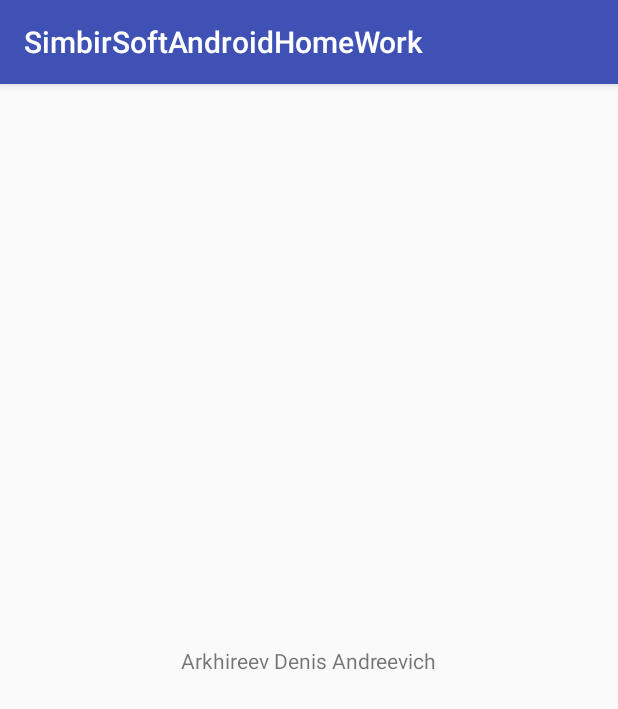
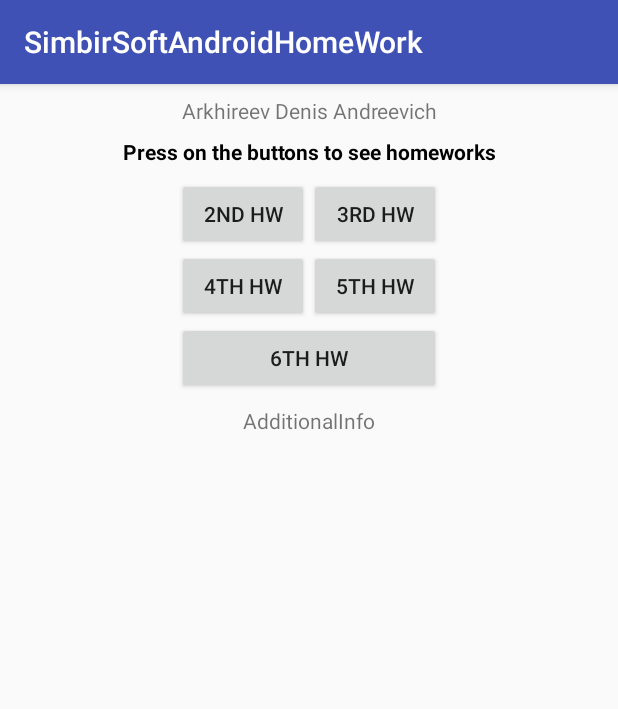
Before and after one commit to befirst/SimbirsoftAndroidHomework, an Android app: the screen it shows after launch (MainActivity), on a phone screen of 412 x 824 dp. Shown: the top 709 px of the screen. Run offline under Robolectric (Android 15) with nearby library versions, the phone set to English and light mode, and no system bars.

Commit message:
Added empty buttons with clickListeners for each homework, added activity for 2nd homework

```diff
--- a/SimbirSoftAndroidHomeWork/app/src/main/AndroidManifest.xml
+++ b/SimbirSoftAndroidHomeWork/app/src/main/AndroidManifest.xml
@@ -12,10 +12,10 @@
         <activity android:name=".MainActivity">
             <intent-filter>
                 <action android:name="android.intent.action.MAIN" />
-
                 <category android:name="android.intent.category.LAUNCHER" />
             </intent-filter>
         </activity>
+        <activity android:name=".TheSecondHomeWork" android:label="@string/second_homework"></activity>
     </application>
 
 </manifest>
--- a/SimbirSoftAndroidHomeWork/app/src/main/java/com/no_fate/simbirsoftandroidhomework/MainActivity.java
+++ b/SimbirSoftAndroidHomeWork/app/src/main/java/com/no_fate/simbirsoftandroidhomework/MainActivity.java
@@ -1,13 +1,56 @@
 package com.no_fate.simbirsoftandroidhomework;
 
+import android.content.Intent;
+import android.content.res.Resources;
 import android.support.v7.app.AppCompatActivity;
 import android.os.Bundle;
+import android.view.View;
+import android.widget.Button;
+import android.widget.TextView;
 
-public class MainActivity extends AppCompatActivity {
+public class MainActivity extends AppCompatActivity implements View.OnClickListener {
+
+    TextView tAdditionalInfo;
+    Button[] buttonsArray;
+    Intent intentChangeActivity;
 
     @Override
     protected void onCreate(Bundle savedInstanceState) {
         super.onCreate(savedInstanceState);
         setContentView(R.layout.activity_main);
+        tAdditionalInfo = (TextView) findViewById(R.id.tAdditionalInfo);
+        buttonsArray = new Button[]{
+                (Button) findViewById(R.id.bTheSixthHWActivityOpen),
+                (Button) findViewById(R.id.bTheFifthHWActivityOpen),
+                (Button) findViewById(R.id.bTheFourthHWActivityOpen),
+                (Button) findViewById(R.id.bTheThirdHWActivityOpen),
+                (Button) findViewById(R.id.bTheSecondHWActivityOpen),
+        };
+        for (Button i: buttonsArray) {
+            i.setOnClickListener(this);
+        }
+    }
+
+    @Override
+    public void onClick(View v) {
+        Resources res = getResources();
+        switch (v.getId()) {
+            case R.id.bTheSixthHWActivityOpen:
+                tAdditionalInfo.setText(res.getString(R.string.empty_activity, "6"));
+                break;
+            case R.id.bTheFifthHWActivityOpen:
+                tAdditionalInfo.setText(res.getString(R.string.empty_activity, "5"));
+                break;
+            case R.id.bTheFourthHWActivityOpen:
+                tAdditionalInfo.setText(res.getString(R.string.empty_activity, "4"));
+                break;
+            case R.id.bTheThirdHWActivityOpen:
+                tAdditionalInfo.setText(res.getString(R.string.empty_activity, "3"));
+                break;
+            case R.id.bTheSecondHWActivityOpen:
+                intentChangeActivity = new Intent(MainActivity.this, TheSecondHomeWork.class);
+                startActivity(intentChangeActivity);
+                break;
+        }
     }
 }
--- /dev/null
+++ b/SimbirSoftAndroidHomeWork/app/src/main/java/com/no_fate/simbirsoftandroidhomework/TheSecondHomeWork.java
@@ -0,0 +1,22 @@
+package com.no_fate.simbirsoftandroidhomework;
+
+import android.support.v7.app.AppCompatActivity;
+import android.os.Bundle;
+
+public class TheSecondHomeWork extends AppCompatActivity {
+
+    @Override
+    protected void onCreate(Bundle savedInstanceState) {
+        super.onCreate(savedInstanceState);
+        setContentView(R.layout.activity_the_second_home_work);
+        if (getSupportActionBar() != null) {
+            getSupportActionBar().setDisplayHomeAsUpEnabled(true);
+        }
+    }
+
+    @Override
+    public boolean onSupportNavigateUp(){
+        finish();
+        return true;
+    }
+}
--- a/SimbirSoftAndroidHomeWork/app/src/main/res/layout/activity_main.xml
+++ b/SimbirSoftAndroidHomeWork/app/src/main/res/layout/activity_main.xml
@@ -4,15 +4,93 @@
     xmlns:tools="http://schemas.android.com/tools"
     android:layout_width="match_parent"
     android:layout_height="match_parent"
-    tools:context="com.no_fate.simbirsoftandroidhomework.MainActivity">
+    tools:context="com.no_fate.simbirsoftandroidhomework.MainActivity"
+    tools:layout_editor_absoluteY="81dp"
+    tools:layout_editor_absoluteX="0dp">
 
     <TextView
+        android:id="@+id/tHelp"
         android:layout_width="wrap_content"
         android:layout_height="wrap_content"
+        android:layout_marginLeft="8dp"
+        android:layout_marginRight="8dp"
+        android:layout_marginTop="8dp"
+        android:text="@string/help"
+        android:textAlignment="center"
+        android:textColor="@android:color/black"
+        android:textStyle="bold"
+        app:layout_constraintLeft_toLeftOf="parent"
+        app:layout_constraintRight_toRightOf="parent"
+        app:layout_constraintTop_toBottomOf="@+id/tFio" />
+
+    <TextView
+        android:id="@+id/tFio"
+        android:layout_width="wrap_content"
+        android:layout_height="wrap_content"
+        android:layout_marginTop="8dp"
         android:text="@string/my_fio"
-        app:layout_constraintBottom_toBottomOf="parent"
+        android:textAlignment="center"
         app:layout_constraintLeft_toLeftOf="parent"
         app:layout_constraintRight_toRightOf="parent"
         app:layout_constraintTop_toTopOf="parent" />
 
+    <GridLayout
+        android:layout_width="wrap_content"
+        android:layout_height="wrap_content"
+        app:layout_constraintLeft_toLeftOf="parent"
+        app:layout_constraintRight_toRightOf="parent"
+        android:layout_marginTop="8dp"
+        app:layout_constraintTop_toBottomOf="@+id/tHelp"
+        android:id="@+id/gridLayout"
+        android:columnCount="2"
+        android:rowCount="3" >
+
+        <Button
+            android:id="@+id/bTheSecondHWActivityOpen"
+            android:layout_width="wrap_content"
+            android:layout_height="wrap_content"
+            android:elevation="0dp"
+            android:text="2nd HW" />
+
+        <Button
+            android:id="@+id/bTheThirdHWActivityOpen"
+            android:layout_width="wrap_content"
+            android:layout_height="wrap_content"
+            android:text="3rd HW" />
+
+        <Button
+            android:id="@+id/bTheFourthHWActivityOpen"
+            android:layout_width="wrap_content"
+            android:layout_height="wrap_content"
+            android:text="4th HW" />
+
+        <Button
+            android:id="@+id/bTheFifthHWActivityOpen"
+            android:layout_width="wrap_content"
+            android:layout_height="wrap_content"
+            android:text="5th HW" />
+
+        <Button
+            android:id="@+id/bTheSixthHWActivityOpen"
+            android:layout_height="wrap_content"
+            android:layout_width="match_parent"
+            android:layout_columnSpan="2"
+            android:layout_gravity="fill_horizontal"
+            android:text="6th HW"/>
+
+    </GridLayout>
+
+    <TextView
+        android:id="@+id/tAdditionalInfo"
+        android:layout_width="wrap_content"
+        android:layout_height="wrap_content"
+        android:layout_marginLeft="8dp"
+        android:layout_marginRight="8dp"
+        android:layout_marginTop="8dp"
+        android:text="AdditionalInfo"
+        android:textAlignment="center"
+        app:layout_constraintLeft_toLeftOf="parent"
+        app:layout_constraintRight_toRightOf="parent"
+        app:layout_constraintTop_toBottomOf="@+id/gridLayout" />
+
 </android.support.constraint.ConstraintLayout>
--- /dev/null
+++ b/SimbirSoftAndroidHomeWork/app/src/main/res/layout/activity_the_second_home_work.xml
@@ -0,0 +1,9 @@
+<?xml version="1.0" encoding="utf-8"?>
+<android.support.constraint.ConstraintLayout xmlns:android="http://schemas.android.com/apk/res/android"
+    xmlns:app="http://schemas.android.com/apk/res-auto"
+    xmlns:tools="http://schemas.android.com/tools"
+    android:layout_width="match_parent"
+    android:layout_height="match_parent"
+    tools:context="com.no_fate.simbirsoftandroidhomework.TheSecondHomeWork">
+
+</android.support.constraint.ConstraintLayout>
--- a/SimbirSoftAndroidHomeWork/app/src/main/res/values/strings.xml
+++ b/SimbirSoftAndroidHomeWork/app/src/main/res/values/strings.xml
@@ -1,4 +1,7 @@
 <resources>
     <string name="app_name">SimbirSoftAndroidHomeWork</string>
     <string name="my_fio">Arkhireev Denis Andreevich</string>
+    <string name="help">Press on the buttons to see homeworks</string>
+    <string name="empty_activity">Homework %1$s not yet done</string>
+    <string name="second_homework">2nd Homework</string>
 </resources>
```
